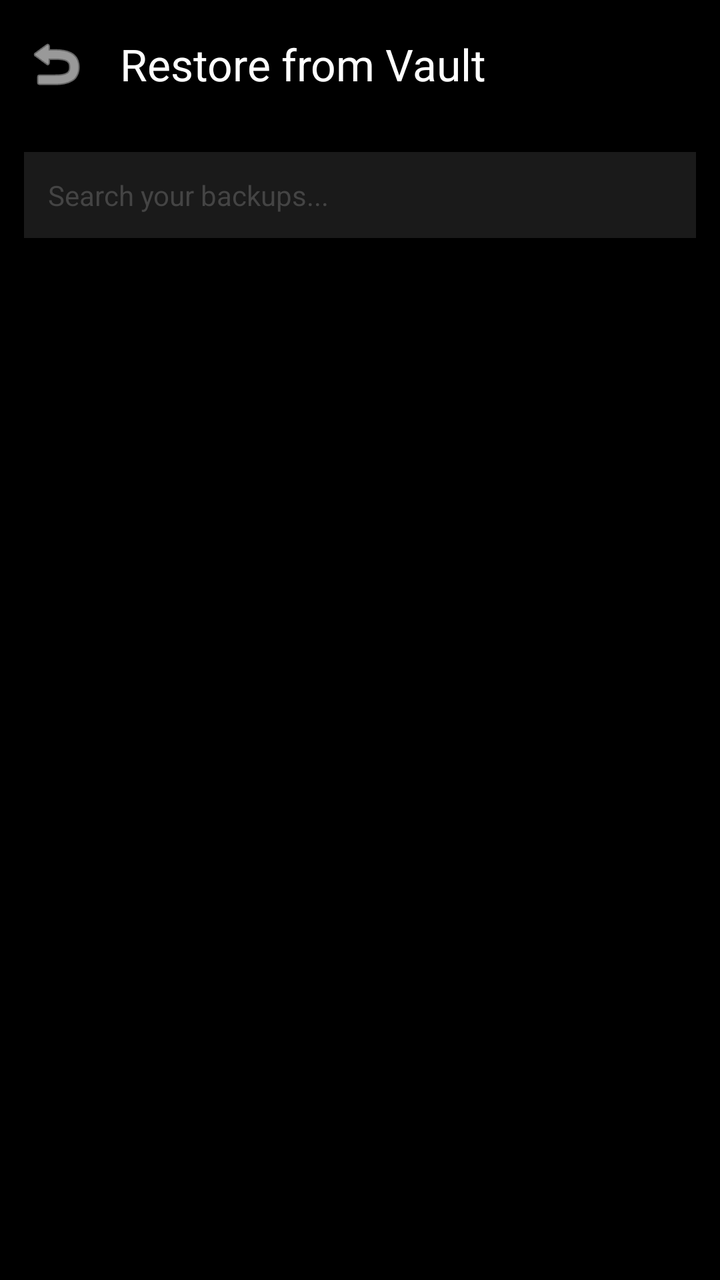
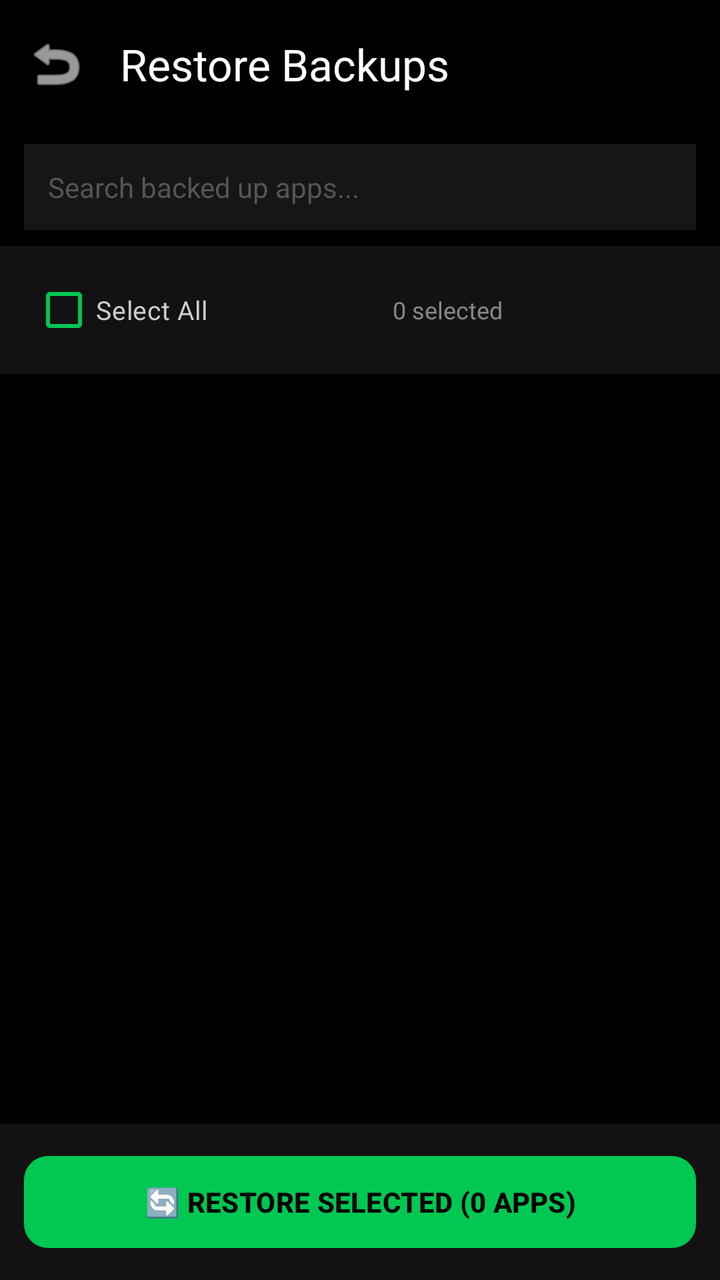

Two renders of the same Android screen: before a commit and after it. Below are the layout's source before the change and the commit's diff.
<!-- AndroidManifest.xml: application theme Theme.PhoneControl -->
<!-- res/layout/activity_restore_list.xml -->
<?xml version="1.0" encoding="utf-8"?>
<LinearLayout xmlns:android="http://schemas.android.com/apk/res/android"
    xmlns:app="http://schemas.android.com/apk/res-auto"
    android:layout_width="match_parent"
    android:layout_height="match_parent"
    android:orientation="vertical"
    android:background="@android:color/black"
    android:fitsSystemWindows="true">

    <com.google.android.material.appbar.MaterialToolbar
        android:id="@+id/toolbarRestoreList"
        android:layout_width="match_parent"
        android:layout_height="?attr/actionBarSize"
        app:title="Restore from Vault"
        app:titleTextColor="@android:color/white"
        app:navigationIcon="@android:drawable/ic_menu_revert"
        app:navigationIconTint="@android:color/white" />

    <EditText
        android:id="@+id/etSearchRestore"
        android:layout_width="match_parent"
        android:layout_height="wrap_content"
        android:hint="Search your backups..."
        android:textColor="@android:color/white"
        android:textColorHint="#444444"
        android:padding="12dp"
        android:background="#1A1A1A"
        android:layout_margin="12dp"
        android:textSize="14sp"
        android:inputType="text" />

    <ListView
        android:id="@+id/lvRestoreBackups"
        android:layout_width="match_parent"
        android:layout_height="0dp"
        android:layout_weight="1"
        android:divider="#222222"
        android:dividerHeight="1dp" />

</LinearLayout>
<!-- resources referenced by this layout -->
<resources>
  <style name="Theme.PhoneControl" parent="Theme.Material3.DayNight.NoActionBar">
          
          <item name="colorPrimary">@color/purple_500</item>
          <item name="colorPrimaryVariant">@color/purple_700</item>
          <item name="colorOnPrimary">@color/white</item>
          
          <item name="colorSecondary">@color/teal_200</item>
          <item name="colorSecondaryVariant">@color/teal_700</item>
          <item name="colorOnSecondary">@color/black</item>
          
          <item name="android:statusBarColor">@android:color/black</item>
          <item name="android:windowLightStatusBar" tools:targetApi="m">false</item>
          
          
          
      </style>
  <color name="purple_500">#FF6200EE</color>
  <color name="purple_700">#FF3700B3</color>
  <color name="white">#FFFFFFFF</color>
  <color name="teal_200">#FF03DAC5</color>
  <color name="teal_700">#FF018786</color>
  <color name="black">#FF000000</color>
</resources>

<!-- the commit's change to res/layout/activity_restore_list.xml (unified diff, before → after) -->
@@ -11,7 +11,7 @@
         android:id="@+id/toolbarRestoreList"
         android:layout_width="match_parent"
         android:layout_height="?attr/actionBarSize"
-        app:title="Restore from Vault"
+        app:title="Restore Backups"
         app:titleTextColor="@android:color/white"
         app:navigationIcon="@android:drawable/ic_menu_revert"
         app:navigationIconTint="@android:color/white" />
@@ -20,21 +20,82 @@
         android:id="@+id/etSearchRestore"
         android:layout_width="match_parent"
         android:layout_height="wrap_content"
-        android:hint="Search your backups..."
+        android:hint="Search backed up apps..."
         android:textColor="@android:color/white"
-        android:textColorHint="#444444"
+        android:textColorHint="#555555"
         android:padding="12dp"
-        android:background="#1A1A1A"
-        android:layout_margin="12dp"
+        android:background="#161616"
+        android:layout_marginHorizontal="12dp"
+        android:layout_marginTop="8dp"
         android:textSize="14sp"
         android:inputType="text" />
+
+    
+    <LinearLayout
+        android:layout_width="match_parent"
+        android:layout_height="wrap_content"
+        android:orientation="horizontal"
+        android:paddingHorizontal="16dp"
+        android:paddingVertical="8dp"
+        android:gravity="center_vertical"
+        android:background="#121212"
+        android:layout_marginTop="8dp">
+
+        <CheckBox
+            android:id="@+id/cbSelectAllRestore"
+            android:layout_width="wrap_content"
+            android:layout_height="wrap_content"
+            android:text="Select All"
+            android:textColor="#CCCCCC"
+            android:textSize="13sp"
+            android:buttonTint="#00C853" />
+
+        <TextView
+            android:id="@+id/tvSelectedRestoreCount"
+            android:layout_width="0dp"
+            android:layout_height="wrap_content"
+            android:layout_weight="1"
+            android:gravity="center"
+            android:text="0 selected"
+            android:textColor="#888888"
+            android:textSize="12sp" />
+
+        <com.google.android.material.button.MaterialButton
+            android:id="@+id/btnDeleteSelectedBackups"
+            android:layout_width="wrap_content"
+            android:layout_height="38dp"
+            android:text="🗑️ DELETE"
+            android:textColor="#FF5252"
+            android:textSize="11sp"
+            android:visibility="gone"
+            style="@style/Widget.Material3.Button.TextButton" />
+    </LinearLayout>
 
     <ListView
         android:id="@+id/lvRestoreBackups"
         android:layout_width="match_parent"
         android:layout_height="0dp"
         android:layout_weight="1"
-        android:divider="#222222"
+        android:divider="#1E1E1E"
         android:dividerHeight="1dp" />
 
+    
+    <LinearLayout
+        android:layout_width="match_parent"
+        android:layout_height="wrap_content"
+        android:padding="12dp"
+        android:background="#121212">
+
+        <com.google.android.material.button.MaterialButton
+            android:id="@+id/btnRestoreSelected"
+            android:layout_width="match_parent"
+            android:layout_height="54dp"
+            android:text="🔄 RESTORE SELECTED (0 APPS)"
+            android:textColor="@android:color/black"
+            android:textStyle="bold"
+            app:backgroundTint="#00C853"
+            app:cornerRadius="12dp"
+            android:enabled="false" />
+    </LinearLayout>
+
 </LinearLayout>
